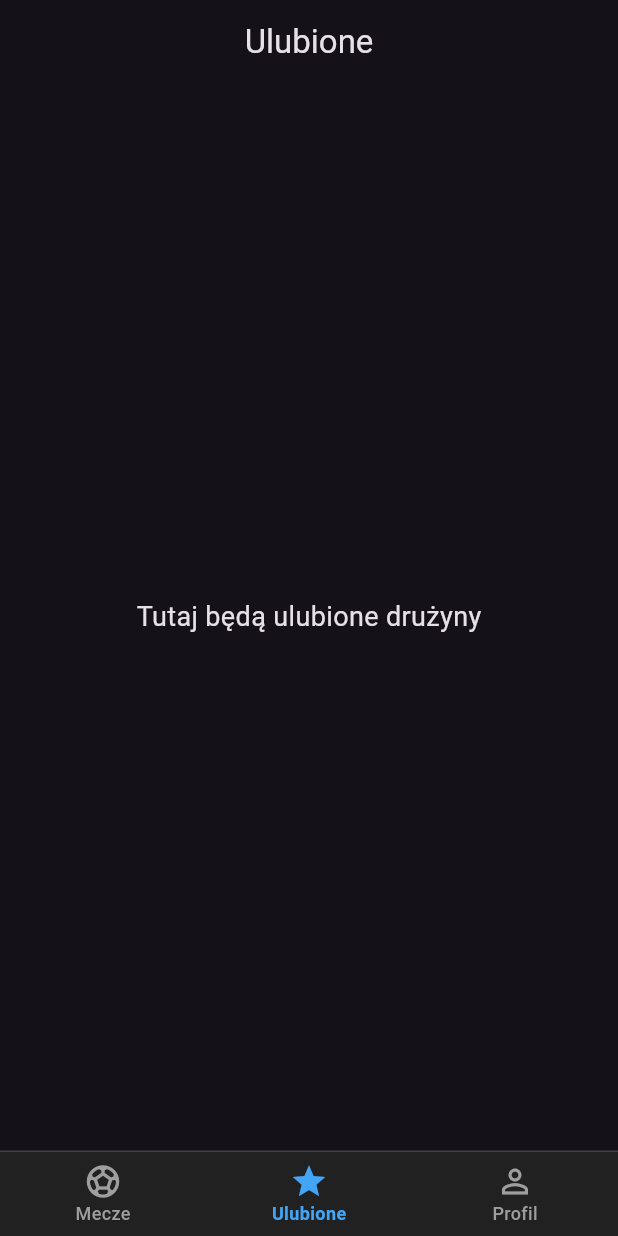
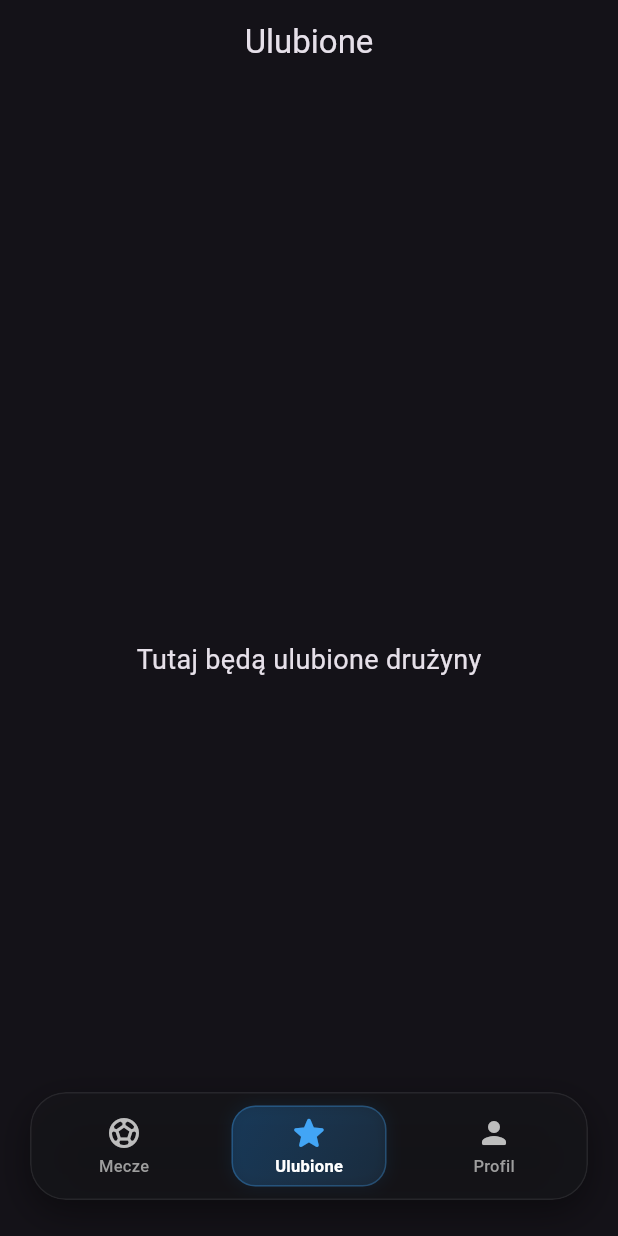
Before and after one commit to MichalK252/Scoremob, a Flutter app: the screen it shows after launch, item 2 of the bottom bar chosen, on a phone screen of 412 x 824 dp. Run offline on Flutter 3.47's test engine with Material 3 defaults, Android fonts, the phone set to English and light mode, and no system bars; our stand-ins replace cached_network_image, flutter_dotenv, flutter_svg, supabase_flutter; accounts and stored records are empty; network calls fail.

Commit message:
style: enhance bottom navigation bar with animated glassmorphic design

```diff
--- a/lib/screens/home_screen.dart
+++ b/lib/screens/home_screen.dart
@@ -406,7 +406,7 @@ class _HomeScreenState extends State<HomeScreen> {
                   });
 
                 return ListView.builder(
-                  padding: const EdgeInsets.symmetric(vertical: 8.0, horizontal: 12.0),
+                  padding: const EdgeInsets.only(top: 8.0, bottom: 104.0, left: 12.0, right: 12.0),
                   itemCount: sortedLeagues.length,
                   itemBuilder: (context, leagueIndex) {
                     final league = sortedLeagues[leagueIndex];
--- a/lib/screens/main_navigation_screen.dart
+++ b/lib/screens/main_navigation_screen.dart
@@ -1,4 +1,5 @@
 import 'package:flutter/material.dart';
+import 'dart:ui'; // Wymagane dla ImageFilter (glassmorphism)
 import 'home_screen.dart';
 import 'favorites_screen.dart';
 import 'profile_screen.dart';
@@ -28,53 +29,128 @@ class _MainNavigationScreenState extends State<MainNavigationScreen> {
   @override
   Widget build(BuildContext context) {
     return Scaffold(
+      // Umożliwia przewijanie zawartości pod przezroczystym, pływającym paskiem
+      extendBody: true,
       body: IndexedStack(
         index: _currentIndex,
         children: _screens,
       ),
-      bottomNavigationBar: Container(
-        decoration: BoxDecoration(
-          color: Colors.grey.shade900,
-          border: Border(
-            top: BorderSide(
-              color: Colors.grey.shade800,
-              width: 1,
+      bottomNavigationBar: SafeArea(
+        bottom: false, // Samodzielnie kontrolujemy margines
+        child: Container(
+          margin: const EdgeInsets.only(left: 20, right: 20, bottom: 24),
+          height: 72,
+          decoration: BoxDecoration(
+            borderRadius: BorderRadius.circular(24),
+            boxShadow: [
+              BoxShadow(
+                color: Colors.black.withOpacity(0.4),
+                blurRadius: 20,
+                offset: const Offset(0, 8),
+              ),
+            ],
+          ),
+          child: ClipRRect(
+            borderRadius: BorderRadius.circular(24),
+            child: BackdropFilter(
+              filter: ImageFilter.blur(sigmaX: 15, sigmaY: 15),
+              child: Container(
+                decoration: BoxDecoration(
+                  borderRadius: BorderRadius.circular(24),
+                  color: const Color(0xFF16161A).withOpacity(0.75),
+                  border: Border.all(
+                    color: Colors.white.withOpacity(0.08),
+                    width: 1,
+                  ),
+                ),
+                child: Stack(
+                  children: [
+                    // Animowany pływający wskaźnik w tle (pigułka)
+                    AnimatedAlign(
+                      alignment: Alignment(-1.0 + (_currentIndex * 1.0), 0.0),
+                      duration: const Duration(milliseconds: 300),
+                      curve: Curves.easeOutCubic,
+                      child: FractionallySizedBox(
+                        widthFactor: 1 / 3,
+                        child: Padding(
+                          padding: const EdgeInsets.symmetric(horizontal: 10, vertical: 8),
+                          child: Container(
+                            decoration: BoxDecoration(
+                              borderRadius: BorderRadius.circular(16),
+                              gradient: LinearGradient(
+                                colors: [
+                                  Colors.blue.shade600.withOpacity(0.25),
+                                  Colors.blue.shade400.withOpacity(0.1),
+                                ],
+                                begin: Alignment.topLeft,
+                                end: Alignment.bottomRight,
+                              ),
+                              border: Border.all(
+                                color: Colors.blue.shade400.withOpacity(0.3),
+                                width: 1,
+                              ),
+                              boxShadow: [
+                                BoxShadow(
+                                  color: Colors.blue.shade500.withOpacity(0.08),
+                                  blurRadius: 8,
+                                  spreadRadius: 1,
+                                ),
+                              ],
+                            ),
+                          ),
+                        ),
+                      ),
+                    ),
+                    // Przyciski nawigacyjne
+                    Row(
+                      children: [
+                        _buildNavItem(0, Icons.sports_soccer_rounded, 'Mecze'),
+                        _buildNavItem(1, Icons.star_rounded, 'Ulubione'),
+                        _buildNavItem(2, Icons.person_rounded, 'Profil'),
+                      ],
+                    ),
+                  ],
+                ),
+              ),
             ),
           ),
         ),
-        child: BottomNavigationBar(
-          currentIndex: _currentIndex,
-          onTap: _onTabTapped,
-          backgroundColor: Colors.transparent,
-          elevation: 0,
-          type: BottomNavigationBarType.fixed,
-          selectedItemColor: Colors.blue.shade400,
-          unselectedItemColor: Colors.grey.shade500,
-          selectedLabelStyle: const TextStyle(
-            fontSize: 12,
-            fontWeight: FontWeight.w600,
+      ),
+    );
+  }
+
+  Widget _buildNavItem(int index, IconData icon, String label) {
+    final isSelected = _currentIndex == index;
+    return Expanded(
+      child: GestureDetector(
+        behavior: HitTestBehavior.opaque,
+        onTap: () => _onTabTapped(index),
+        child: Center(
+          child: Column(
+            mainAxisSize: MainAxisSize.min,
+            children: [
+              AnimatedScale(
+                scale: isSelected ? 1.15 : 1.0,
+                duration: const Duration(milliseconds: 200),
+                child: Icon(
+                  icon,
+                  size: 24,
+                  color: isSelected ? Colors.blue.shade400 : Colors.grey.shade400,
+                ),
+              ),
+              const SizedBox(height: 4),
+              AnimatedDefaultTextStyle(
+                duration: const Duration(milliseconds: 200),
+                style: TextStyle(
+                  fontSize: 11,
+                  fontWeight: isSelected ? FontWeight.w600 : FontWeight.w500,
+                  color: isSelected ? Colors.white : Colors.grey.shade500,
+                  letterSpacing: 0.2,
+                ),
+                child: Text(label),
+              ),
+            ],
           ),
-          unselectedLabelStyle: const TextStyle(
-            fontSize: 12,
-            fontWeight: FontWeight.w500,
-          ),
-          items: const [
-            BottomNavigationBarItem(
-              icon: Icon(Icons.sports_soccer, size: 26),
-              activeIcon: Icon(Icons.sports_soccer, size: 26),
-              label: 'Mecze',
-            ),
-            BottomNavigationBarItem(
-              icon: Icon(Icons.star_outline, size: 26),
-              activeIcon: Icon(Icons.star, size: 26),
-              label: 'Ulubione',
-            ),
-            BottomNavigationBarItem(
-              icon: Icon(Icons.person_outline, size: 26),
-              activeIcon: Icon(Icons.person, size: 26),
-              label: 'Profil',
-            ),
-          ],
         ),
       ),
     );
```
